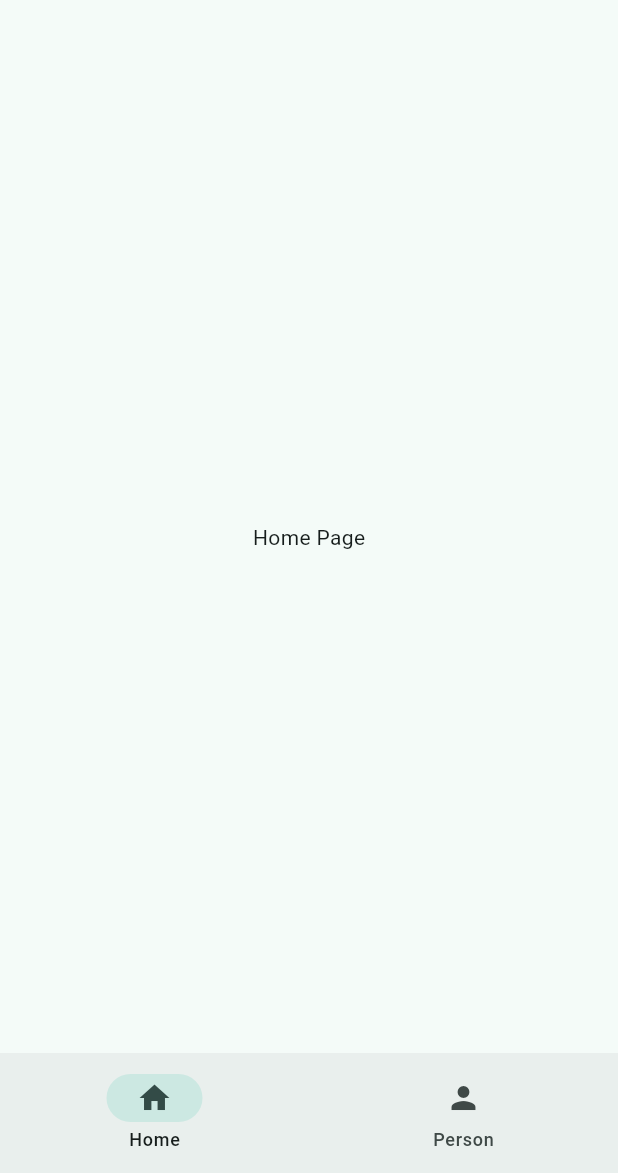
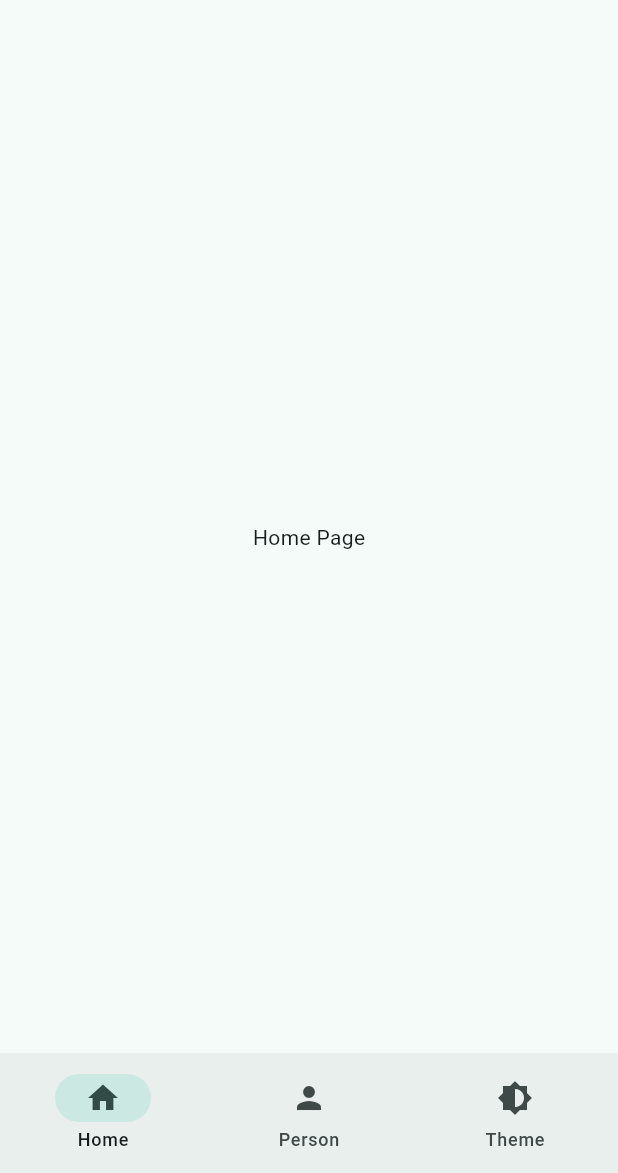
Before and after one commit to Noel1214/app_one, a Flutter app: the screen it shows after launch, on a phone screen of 412 x 824 dp, the part 63-1236 px from its top. Run offline on Flutter 3.47's test engine with Material 3 defaults, Android fonts, the phone set to English and light mode, and no system bars.

Commit message:
new icons added to navbar

```diff
--- a/lib/views/widgets/navbar_widgets.dart
+++ b/lib/views/widgets/navbar_widgets.dart
@@ -13,6 +13,7 @@ class NavbarWidget extends StatelessWidget {
           destinations: [
             NavigationDestination(icon: Icon(Icons.home), label: "Home"),
             NavigationDestination(icon: Icon(Icons.person), label: "Person"),
+            NavigationDestination(icon: Icon(Icons.brightness_6), label: "Theme"),
           ],
           onDestinationSelected: (int value) {
             selectedPageNotifier.value = value;
```
